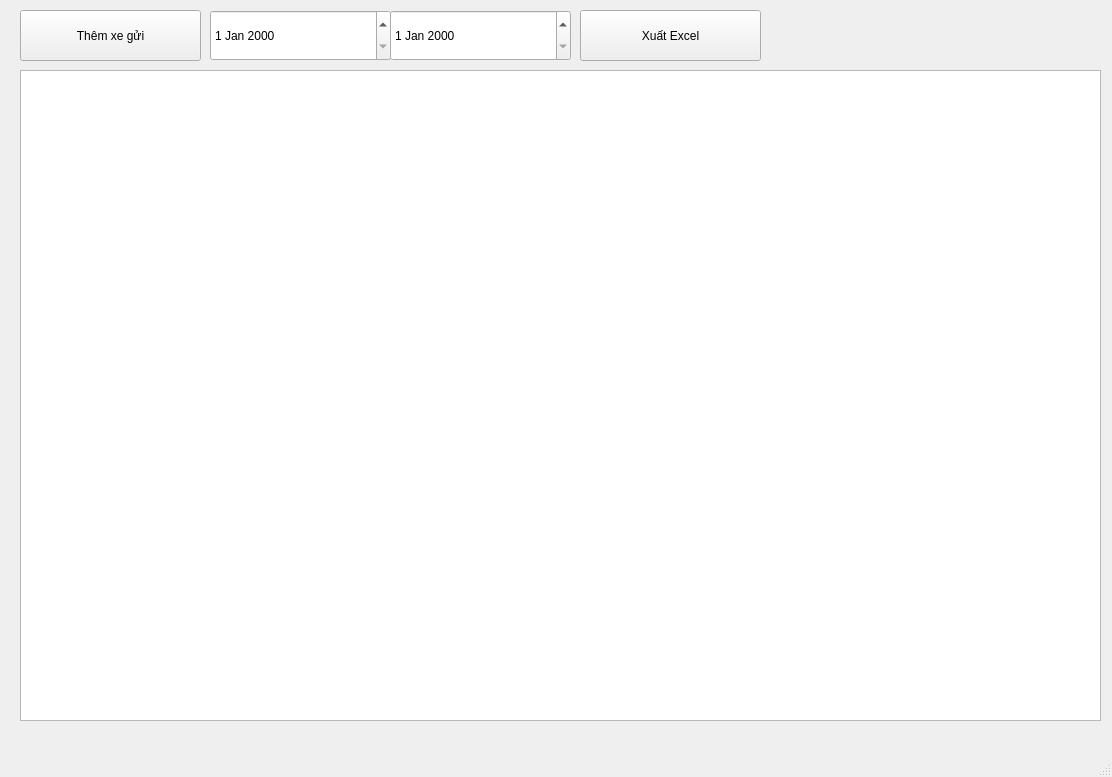
This is gui_xe.ui in kohaku1907/gui_xe_app as Qt 5 draws it before an edit. The edited form follows.
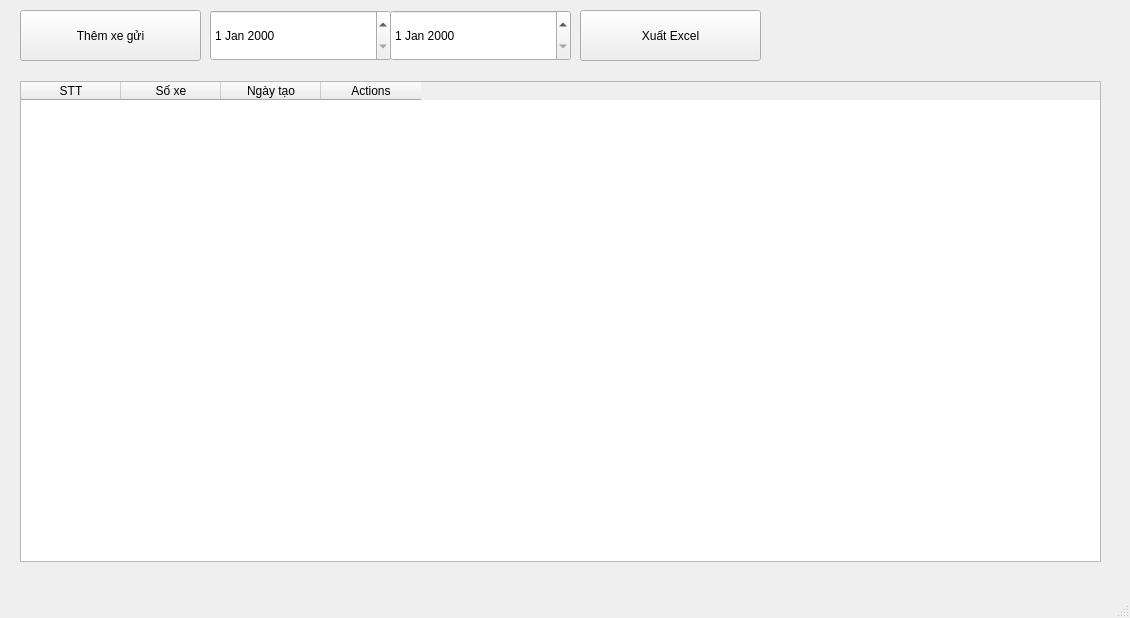
This is the edited form.

What changed in the file:
```diff
--- a/gui_xe.ui
+++ b/gui_xe.ui
@@ -6,8 +6,8 @@
    <rect>
     <x>0</x>
     <y>0</y>
-    <width>1112</width>
-    <height>777</height>
+    <width>1130</width>
+    <height>618</height>
    </rect>
   </property>
   <property name="windowTitle">
@@ -27,16 +27,6 @@
      <string>Thêm xe gửi</string>
     </property>
    </widget>
-   <widget class="QTableView" name="tableView">
-    <property name="geometry">
-     <rect>
-      <x>20</x>
-      <y>70</y>
-      <width>1081</width>
-      <height>651</height>
-     </rect>
-    </property>
-   </widget>
    <widget class="QDateEdit" name="dateEdit">
     <property name="geometry">
      <rect>
@@ -70,6 +60,36 @@
      <string>Xuất Excel</string>
     </property>
    </widget>
+   <widget class="QTableWidget" name="tableWidget">
+    <property name="geometry">
+     <rect>
+      <x>20</x>
+      <y>81</y>
+      <width>1081</width>
+      <height>481</height>
+     </rect>
+    </property>
+    <column>
+     <property name="text">
+      <string>STT</string>
+     </property>
+    </column>
+    <column>
+     <property name="text">
+      <string>Số xe</string>
+     </property>
+    </column>
+    <column>
+     <property name="text">
+      <string>Ngày tạo</string>
+     </property>
+    </column>
+    <column>
+     <property name="text">
+      <string>Actions</string>
+     </property>
+    </column>
+   </widget>
   </widget>
   <widget class="QMenuBar" name="menubar">
    <property name="geometry">
```
Left out of the diff: 4 changed lines with no effect on the pictures.
